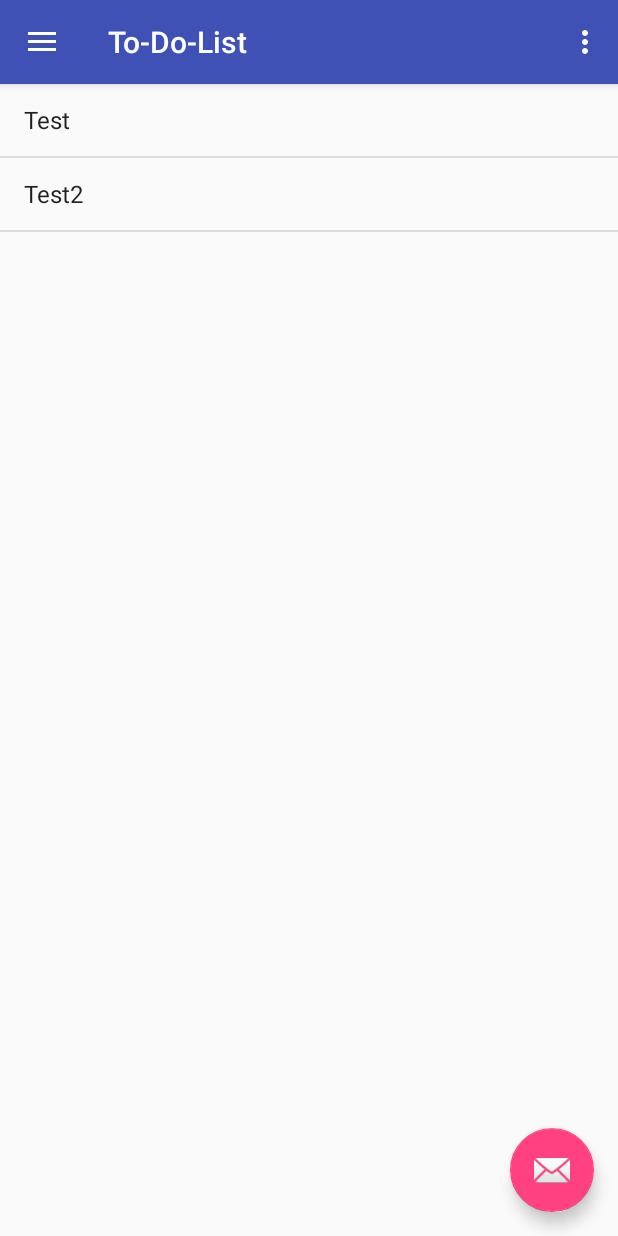
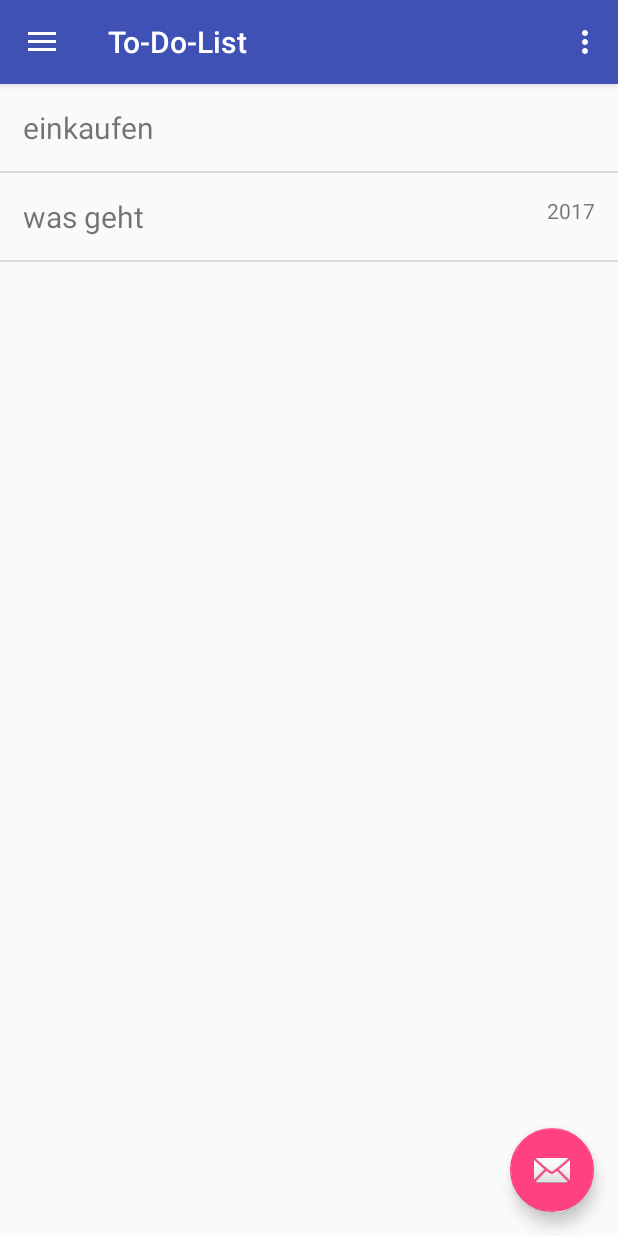
Before and after one commit to HakanAkkurt/To-Do-List, an Android app: the screen it shows after launch (MainActivity), on a phone screen of 412 x 824 dp. Run offline under Robolectric (Android 15) with nearby library versions, the phone set to English and light mode, and no system bars.

Commit message:
Initial Commit

```diff
--- a/app/src/main/java/hakan_akkurt_matthias_will/de/to_do_list/MainActivity.java
+++ b/app/src/main/java/hakan_akkurt_matthias_will/de/to_do_list/MainActivity.java
@@ -18,7 +18,11 @@ import android.widget.ArrayAdapter;
 import android.widget.ListView;
 
 import java.util.ArrayList;
+import java.util.Calendar;
 import java.util.List;
+
+import hakan_akkurt_matthias_will.de.to_do_list.adapter.listview.ToDoOverviewListAdapter;
+import hakan_akkurt_matthias_will.de.to_do_list.model.ToDo;
 
 import static hakan_akkurt_matthias_will.de.to_do_list.R.id.todos;
 
@@ -41,11 +45,12 @@ public class MainActivity extends AppCompatActivity
 
         ListView listView = (ListView) findViewById(R.id.todos);
 
-        List<String> dataSource = new ArrayList<>();
-        dataSource.add("Test");
-        dataSource.add("Test2");
+        List<ToDo> dataSource = new ArrayList<>();
+        dataSource.add(new ToDo("einkaufen"));
+        dataSource.add(new ToDo("was geht", Calendar.getInstance()));
 
-        listView.setAdapter(new ArrayAdapter<String>(this, android.R.layout.simple_list_item_1, dataSource));
+
+        listView.setAdapter(new ToDoOverviewListAdapter(this, dataSource));
         listView.setOnItemClickListener(new AdapterView.OnItemClickListener() {
             @Override
             public void onItemClick(AdapterView<?> adapterView, final View view, int position, long id) {
--- /dev/null
+++ b/app/src/main/java/hakan_akkurt_matthias_will/de/to_do_list/adapter/listview/ToDoOverviewListAdapter.java
@@ -0,0 +1,50 @@
+package hakan_akkurt_matthias_will.de.to_do_list.adapter.listview;
+
+import android.content.Context;
+import android.support.annotation.NonNull;
+import android.view.LayoutInflater;
+import android.view.View;
+import android.view.ViewGroup;
+import android.widget.ArrayAdapter;
+import android.widget.TextView;
+
+import java.util.Calendar;
+import java.util.List;
+
+import hakan_akkurt_matthias_will.de.to_do_list.R;
+import hakan_akkurt_matthias_will.de.to_do_list.model.ToDo;
+
+/**
+ * Created by Hakan Akkurt on 13.01.2017.
+ */
+
+public class ToDoOverviewListAdapter extends ArrayAdapter<ToDo> {
+    public ToDoOverviewListAdapter(Context context, List<ToDo> objects) {
+        super(context, 0, objects);
+    }
+
+    @NonNull
+    @Override
+    public View getView(int position, View convertView, ViewGroup parent) {
+        ToDo currentToDo = getItem(position);
+
+        View view = convertView;
+
+        if (view == null){
+            view = LayoutInflater.from(getContext()).inflate(R.layout.todo_overwiew_listitem, parent, false);
+        }
+
+        ((TextView) view.findViewById(R.id.name)).setText(currentToDo.getName());
+
+        TextView dueDate = (TextView) view.findViewById(R.id.dueDate);
+
+        if(currentToDo.getDueDate()== null){
+            dueDate.setVisibility(View.GONE);
+        }else{
+            dueDate.setVisibility(View.VISIBLE);
+            dueDate.setText(String.valueOf(currentToDo.getDueDate().get(Calendar.YEAR)));
+        }
+
+        return view;
+    }
+}
--- /dev/null
+++ b/app/src/main/java/hakan_akkurt_matthias_will/de/to_do_list/model/ToDo.java
@@ -0,0 +1,37 @@
+package hakan_akkurt_matthias_will.de.to_do_list.model;
+
+import java.util.Calendar;
+
+/**
+ * Created by Hakan Akkurt on 13.01.2017.
+ */
+
+public class ToDo {
+    private String name;
+    private Calendar dueDate;
+
+    public ToDo(final String name) {
+        this(name, null);
+    }
+
+    public ToDo(final String name, final Calendar dueDate) {
+        this.name = name;
+        this.dueDate = dueDate;
+    }
+
+    public String getName() {
+        return name;
+    }
+
+    public void setName(String name) {
+        this.name = name;
+    }
+
+    public Calendar getDueDate() {
+        return dueDate;
+    }
+
+    public void setDueDate(Calendar dueDate) {
+        this.dueDate = dueDate;
+    }
+}
--- /dev/null
+++ b/app/src/main/res/layout/todo_overwiew_listitem.xml
@@ -0,0 +1,24 @@
+<?xml version="1.0" encoding="utf-8"?>
+<RelativeLayout xmlns:android="http://schemas.android.com/apk/res/android"
+    android:layout_width="match_parent"
+    android:layout_height="wrap_content">
+
+    <TextView
+        android:text="TextView"
+        android:layout_width="wrap_content"
+        android:layout_height="wrap_content"
+        android:layout_centerVertical="true"
+        android:layout_alignParentStart="true"
+        android:id="@+id/name"
+        android:layout_margin="15dp"
+        android:textSize="20sp" />
+
+    <TextView
+        android:text="TextView"
+        android:layout_width="wrap_content"
+        android:layout_height="wrap_content"
+        android:layout_alignTop="@+id/name"
+        android:layout_alignParentEnd="true"
+        android:id="@+id/dueDate"
+        android:layout_marginRight="15dp" />
+</RelativeLayout>
```
